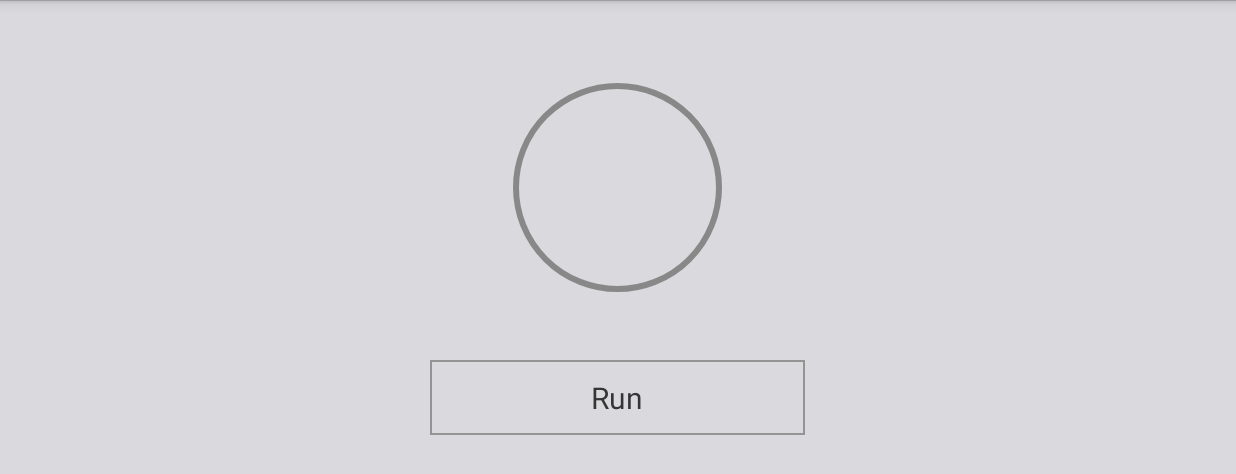
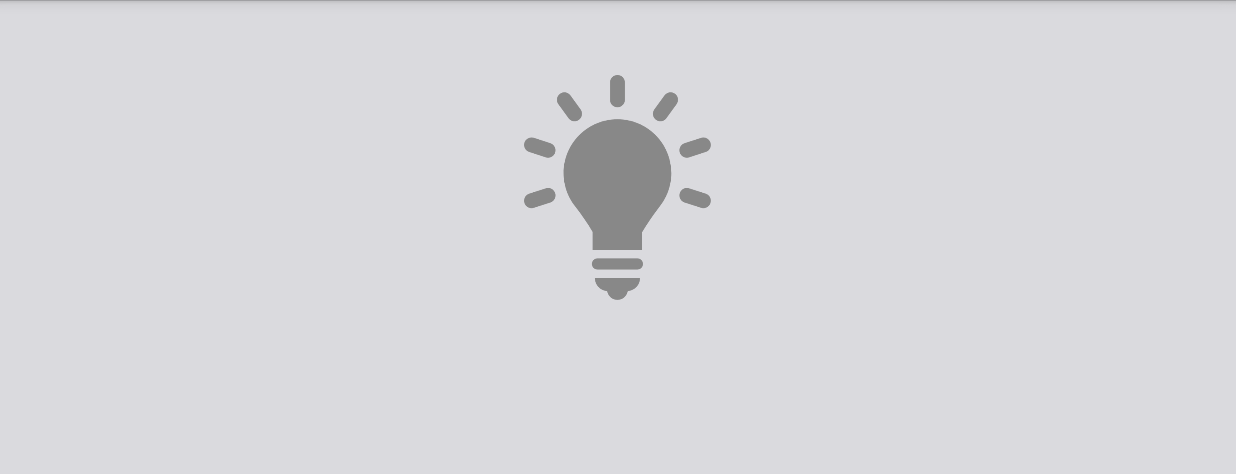
Before and after one commit to ithot-all/android-ui, an Android app: the screen it shows after launch (ExampleActivity), on a phone screen of 824 x 412 dp (held sideways). Shown: the top 474 px of the screen. Run offline under Robolectric (Android 15) with nearby library versions, the phone set to English and light mode, and no system bars.

Commit message:
add arts :ghost:

```diff
--- a/example/src/main/res/drawable/bg_btn_go.xml
+++ b/example/src/main/res/drawable/bg_btn_go.xml
@@ -3,7 +3,7 @@
     <item>
         <shape>
             <solid android:color="#dadade" />
-            <stroke android:width="1dp" android:color="#949494" />
+            <stroke android:width="2dp" android:color="#949494" />
         </shape>
     </item>
 </selector>
--- a/example/src/main/res/layout/activity_example.xml
+++ b/example/src/main/res/layout/activity_example.xml
@@ -16,7 +16,7 @@
             android:layout_width="400dp"
             android:layout_height="150dp"
             android:layout_gravity="center_horizontal"
-            android:visibility="gone">
+            android:visibility="visible">
 
             <org.ithot.android.ui.twin.TwinView
                 android:id="@+id/twin_view"
@@ -64,12 +64,12 @@
             android:layout_width="150dp"
             android:layout_height="150dp"
             android:layout_gravity="center_horizontal"
-            android:visibility="visible">
+            android:visibility="gone">
 
             <org.ithot.android.ui.sweep.SweepView
                 android:id="@+id/sweep_view"
                 app:sweep_foregroundColor="@color/colorAccent"
-                app:sweep_strokeWidth="4dp"
+                app:sweep_strokeWidth="5dp"
                 android:layout_width="match_parent"
                 android:layout_height="match_parent" />
 
@@ -84,15 +84,15 @@
 
         <Button
             android:id="@+id/btn_go"
-            android:layout_width="250dp"
-            android:layout_height="50dp"
+            android:layout_marginTop="10dp"
+            android:layout_width="180dp"
+            android:layout_height="40dp"
             android:layout_gravity="center_horizontal"
-            android:layout_marginTop="40dp"
             android:background="@drawable/bg_btn_go"
             android:text="Run"
             android:textColor="#353535"
             android:textSize="20sp"
-            android:visibility="visible" />
+            android:visibility="gone" />
 
     </LinearLayout>
 
```
Also changed, not shown: 3 other files.
